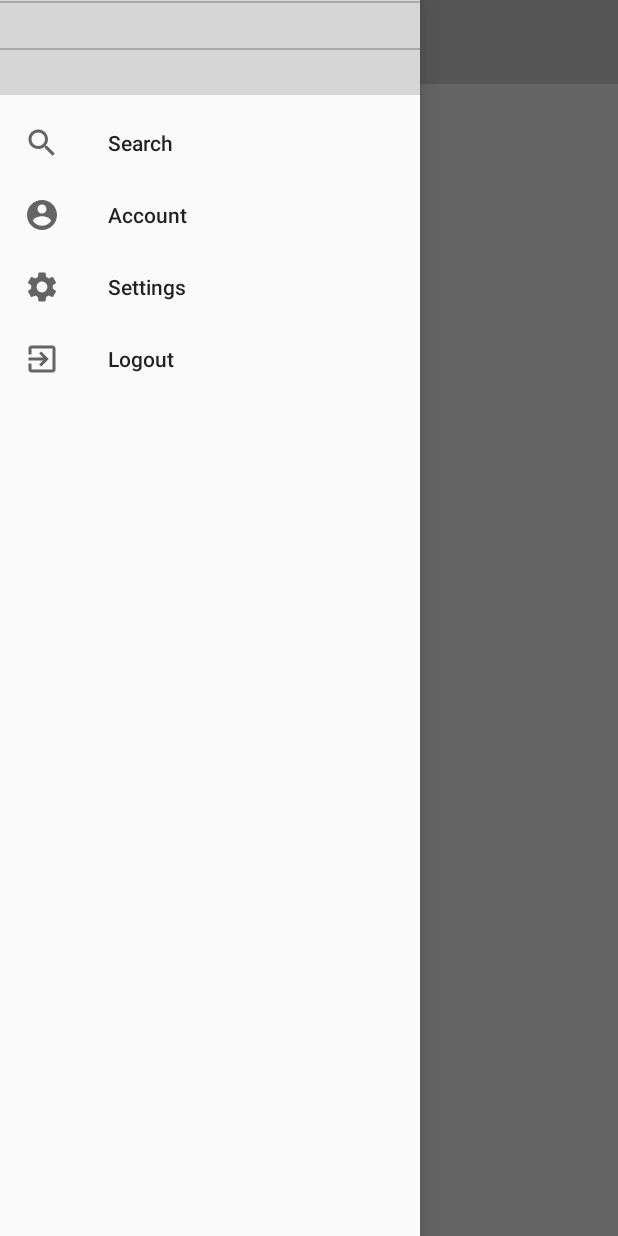
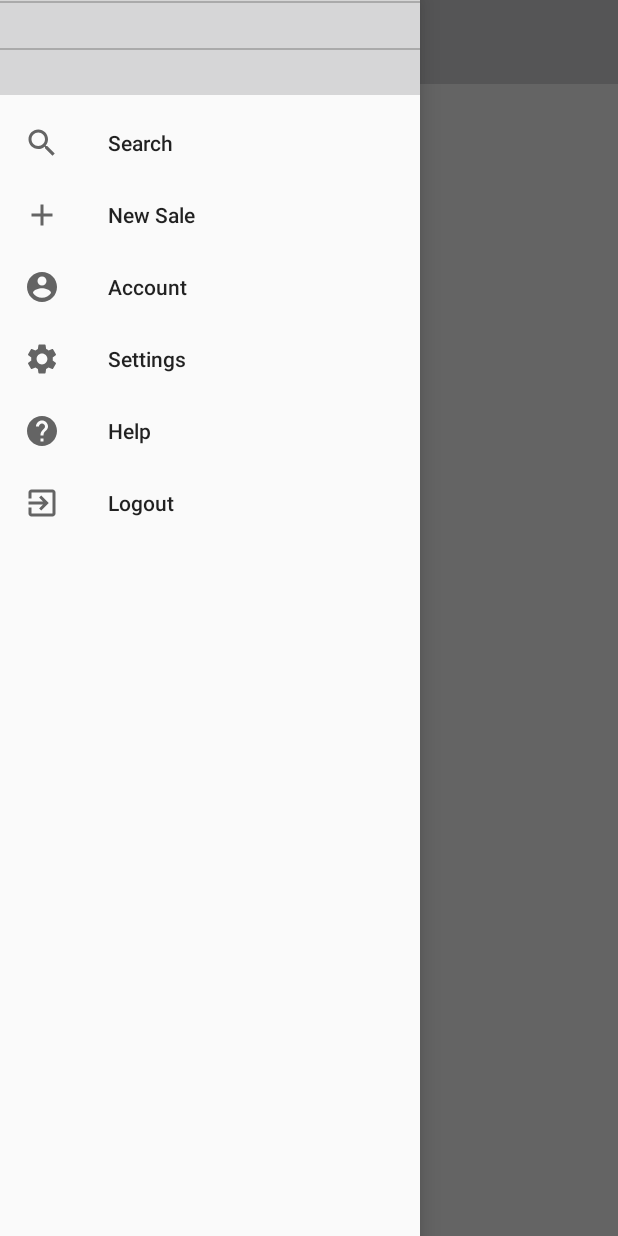
Before and after one commit to Hackompagnia2018/Android, an Android app: the MainActivity screen opened directly, with no data from a screen before it, with the side drawer open, on a phone screen of 412 x 824 dp. Run offline under Robolectric (Android 15) with nearby library versions, the phone set to English and light mode, and no system bars; our stand-ins replace Picasso; pictures from the network do not load.

Commit message:
MainActivity: add NewSale, Help tabs

```diff
--- a/app/src/main/java/com/federicobenedetti/res/MainActivity.java
+++ b/app/src/main/java/com/federicobenedetti/res/MainActivity.java
@@ -76,11 +76,17 @@ public class MainActivity extends AppCompatActivity {
                                 setFragment(new SearchFragment(), "Search");
                                 break;
 
+                            case "New Sale":
+                                break;
+
                             case "Account":
                                 setFragment(new AccountFragment(), "Account");
                                 break;
 
                             case "Settings":
+                                break;
+
+                            case "Help":
                                 break;
 
                             case "Logout":
--- /dev/null
+++ b/app/src/main/res/drawable/ic_baseline_add_24px.xml
@@ -0,0 +1,9 @@
+<vector xmlns:android="http://schemas.android.com/apk/res/android"
+    android:width="24dp"
+    android:height="24dp"
+    android:viewportWidth="24"
+    android:viewportHeight="24">
+  <path
+      android:fillColor="#FF000000"
+      android:pathData="M19,13h-6v6h-2v-6H5v-2h6V5h2v6h6v2z"/>
+</vector>
--- /dev/null
+++ b/app/src/main/res/drawable/ic_baseline_help_24px.xml
@@ -0,0 +1,9 @@
+<vector xmlns:android="http://schemas.android.com/apk/res/android"
+    android:width="24dp"
+    android:height="24dp"
+    android:viewportWidth="24"
+    android:viewportHeight="24">
+  <path
+      android:fillColor="#FF000000"
+      android:pathData="M12,2C6.48,2 2,6.48 2,12s4.48,10 10,10 10,-4.48 10,-10S17.52,2 12,2zM13,19h-2v-2h2v2zM15.07,11.25l-0.9,0.92C13.45,12.9 13,13.5 13,15h-2v-0.5c0,-1.1 0.45,-2.1 1.17,-2.83l1.24,-1.26c0.37,-0.36 0.59,-0.86 0.59,-1.41 0,-1.1 -0.9,-2 -2,-2s-2,0.9 -2,2L8,9c0,-2.21 1.79,-4 4,-4s4,1.79 4,4c0,0.88 -0.36,1.68 -0.93,2.25z"/>
+</vector>
--- a/app/src/main/res/menu/drawer_view.xml
+++ b/app/src/main/res/menu/drawer_view.xml
@@ -6,6 +6,11 @@
             android:id="@+id/nav_search"
             android:icon="@drawable/ic_baseline_search_24px"
             android:title="@string/search" />
+
+        <item
+            android:id="@+id/nav_add"
+            android:icon="@drawable/ic_baseline_add_24px"
+            android:title="@string/add" />
 
         <item
             android:id="@+id/nav_account"
@@ -18,6 +23,11 @@
             android:title="@string/settings" />
 
         <item
+            android:id="@+id/nav_help"
+            android:icon="@drawable/ic_baseline_help_24px"
+            android:title="@string/help" />
+
+        <item
             android:id="@+id/nav_logout"
             android:icon="@drawable/ic_baseline_exit_to_app_24px"
             android:title="@string/logout" />
--- a/app/src/main/res/values/strings.xml
+++ b/app/src/main/res/values/strings.xml
@@ -1,8 +1,10 @@
 <resources>
     <string name="app_name">res</string>
     <string name="search">Search</string>
+    <string name="add">New Sale</string>
     <string name="account">Account</string>
     <string name="settings">Settings</string>
+    <string name="help">Help</string>
     <string name="logout">Logout</string>
 
     <string name="text_default">Default Text</string>
```
